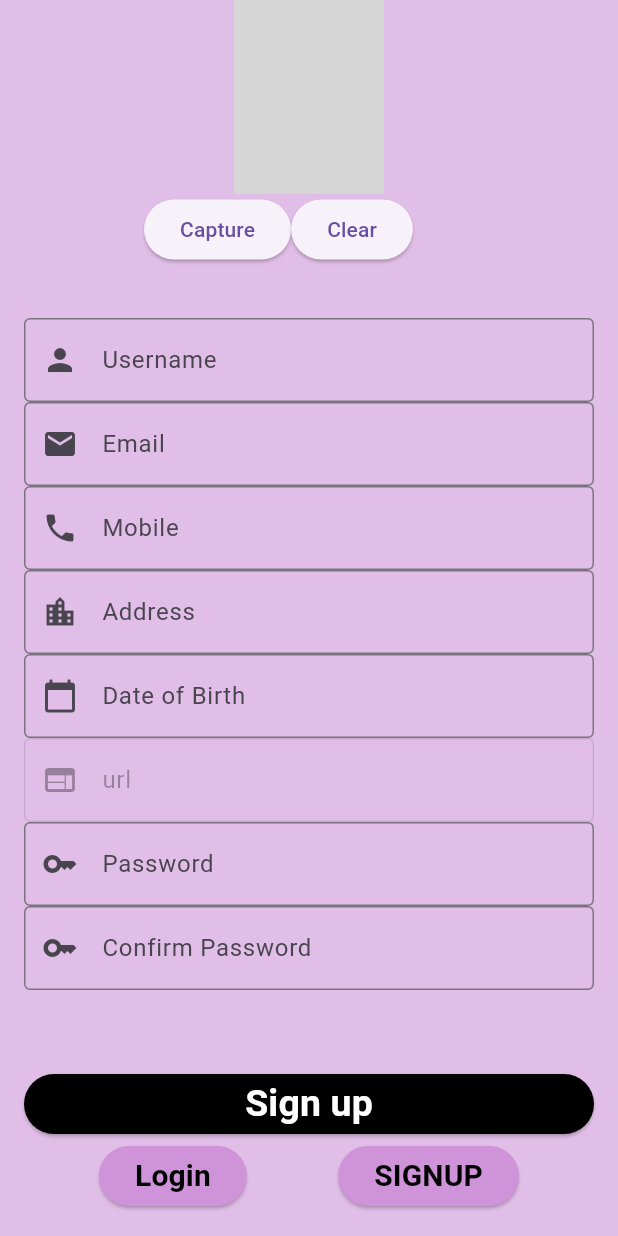
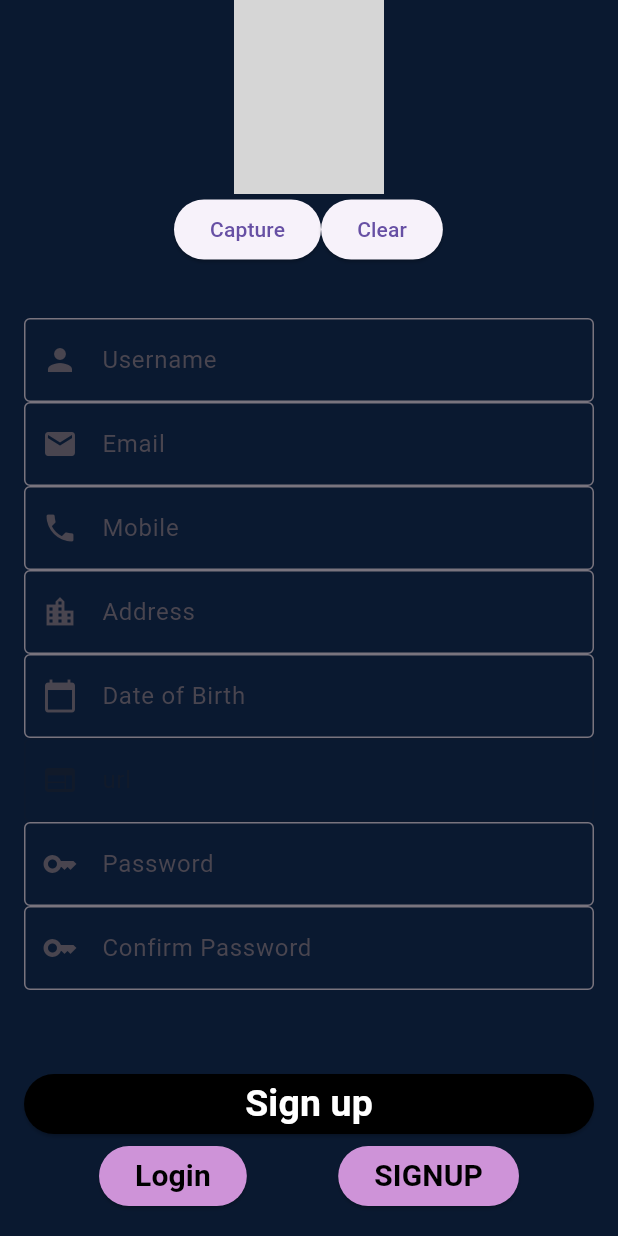
Before and after one commit to NaVindu0315/Let-s_Vote, a Flutter app: the screen it shows after launch, after a tap on "SIGNUP", on a phone screen of 412 x 824 dp. Run offline on Flutter 3.47's test engine with Material 3 defaults, Android fonts, the phone set to English and light mode, and no system bars; drawn by our look-alikes of camera; our stand-ins replace cloud_firestore, firebase_auth, firebase_core, firebase_storage, image_picker, quickalert; accounts and stored records are empty; network calls fail; grey boxes are pictures that could not be loaded.

Commit message:
chgned bg colr

```diff
--- a/lib/pages/signup.dart
+++ b/lib/pages/signup.dart
@@ -12,6 +12,7 @@ import 'package:firebase_storage/firebase_storage.dart';
 import 'package:lets_vote/pages/login.dart';
 import '../cam.dart';
 import 'package:quickalert/quickalert.dart';
+import 'package:lets_vote/Colors/colors.dart';
 
 void main() {
   runApp(signup());
@@ -147,7 +148,7 @@ class _signupState extends State<signup> {
   Widget build(BuildContext context) {
     return MaterialApp(
       home: Scaffold(
-        backgroundColor: Colors.purple.shade100,
+        backgroundColor: AppColors.backgroundcolor,
         body: SingleChildScrollView(
           reverse: true,
           child: SafeArea(
@@ -167,7 +168,7 @@ class _signupState extends State<signup> {
                   Row(
                     children: [
                       SizedBox(
-                        width: 80.0,
+                        width: 100.0,
                       ),
                       ElevatedButton(
                           onPressed: () async {
```
